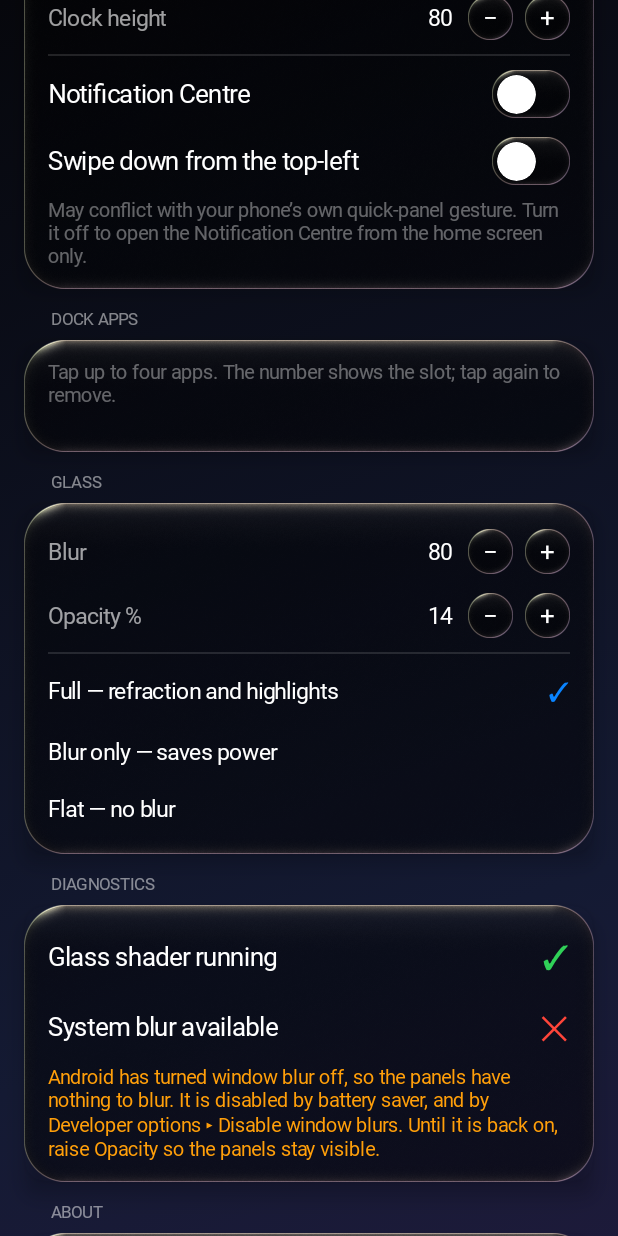
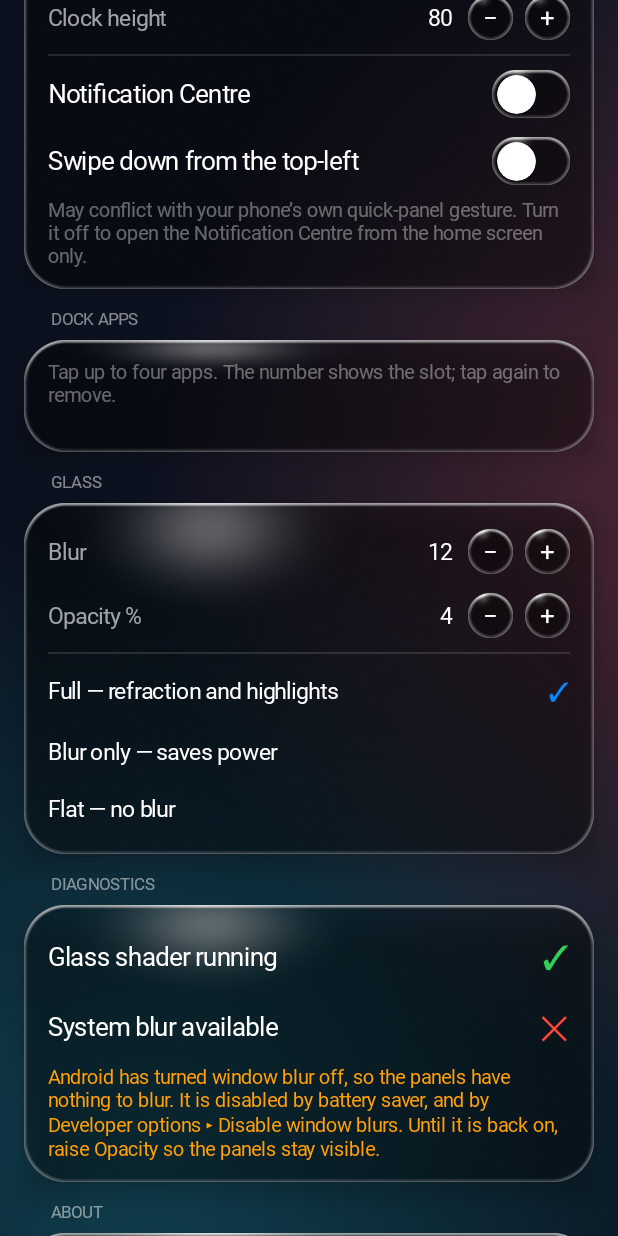
Before and after one commit to ydglick2-dev/Gravity-maze, an Android app built with Jetpack Compose: the screen it shows after launch (MainActivity), scrolled down 1153 dp, on a phone screen of 412 x 824 dp. Run offline under Robolectric (Android 15) with nearby library versions, the phone set to English and light mode, and no system bars; libraries missing offline, so code that uses them is left out: androidx.palette.graphics; Roboto replaces fonts that are not available here; 1 statement that could not run was skipped.

Commit message:
Calibrate the glass to the user's Liquid Glass reference design
The reference (Liquid Glass Demo.dc.html, provided by the user) settles
every number that was previously judgment. Its card is four layers, now
reproduced with its values: a nearly clear white fill at 4% — the glass
is transparent, not frosted or dark, which retires the old 14% dark tint
and the 80px default blur (now 12px; the design's own frost slider runs
0-20 around 4) — a 1px white hairline at .28 with a tight 1.5px bevel
that is directionally fixed (top .55, sides .22, bottom .16), an interior
elliptical specular peaking at .34 whose centre rides the tilt vector
(the design moves it with the pointer and itself calls that "the
gyroscope substitute"), and a 24px/60px half-black drop shadow under a
28px corner radius.

The design states a readability rule — body text sits on an opaque dark
plate (rgba(6,9,18,.58), r12), never directly on the pane — and it is
applied literally: notification bodies get the plate, titles get the
design's text-shadow, and the Dynamic Island's fill IS the plate colour,
since the Island is nothing but text and artwork.

Buttons follow the design's own buttons (white glass .16, not tinted
blue); the switch's on-state uses the design's green (#10b981). The
control panel sits on the design's backdrop: navy radial into near-black
with three soft colour orbs.

Blur and opacity preferences move to fresh keys so every install
re-baselines onto the design's values instead of keeping pre-calibration
frost.

The reference also demonstrates true SVG-displacement refraction and
explicitly labels blur+rim+specular as the legitimate approximation where
the backdrop cannot be sampled — which is exactly the overlay situation,
so that is the card being reproduced. Iridescence, an invention of an
earlier pass that the design does not have, is gone.

Co-Authored-By: Claude Fable 5 <noreply@anthropic.com>
Claude-Session: https://claude.ai/code/session_01KE6QCVaQe1MkKEE9qjD7h7

```diff
--- a/app/build.gradle.kts
+++ b/app/build.gradle.kts
@@ -26,8 +26,8 @@ android {
         applicationId = "com.glassify.launcher"
         minSdk = 31
         targetSdk = 36
-        versionCode = 8
-        versionName = "1.7"
+        versionCode = 9
+        versionName = "1.8"
         resourceConfigurations += listOf("en", "iw")
     }
 
--- a/app/src/main/java/com/glassify/launcher/MainActivity.kt
+++ b/app/src/main/java/com/glassify/launcher/MainActivity.kt
@@ -7,6 +7,7 @@ import androidx.activity.enableEdgeToEdge
 import androidx.compose.foundation.background
 import androidx.compose.foundation.layout.Box
 import androidx.compose.foundation.layout.fillMaxSize
+import androidx.compose.runtime.Composable
 import androidx.compose.ui.Modifier
 import androidx.compose.ui.geometry.Offset
 import androidx.compose.ui.graphics.Brush
@@ -53,28 +54,12 @@ class MainActivity : ComponentActivity() {
 
         setContent {
             GlassTheme(dark = true, tier = tierFor(recovery)) {
-                // A gradient rather than flat black. The glass panels in this
-                // screen have nothing behind them to blur — an activity window
-                // cannot blur its own content — so without some tonal variation
-                // underneath, the rim and specular have nothing to catch and the
-                // panels read as grey rectangles. This is also the first thing
-                // anyone sees of the material.
-                Box(
-                    Modifier
-                        .fillMaxSize()
-                        .background(
-                            Brush.linearGradient(
-                                0f to Color(0xFF06070C),
-                                0.4f to Color(0xFF141A33),
-                                0.75f to Color(0xFF2A1B44),
-                                1f to Color(0xFF07080E),
-                                start = Offset(0f, 0f),
-                                end = Offset(900f, 2400f),
-                            )
-                        )
-                ) {
-                    ControlPanel()
-                }
+                // The reference design's backdrop, verbatim: a dark navy
+                // radial falling to near-black, with three soft colour glows
+                // drifting behind the glass. An activity cannot blur its own
+                // content, so this backdrop is also what gives the panes'
+                // bevel and specular something to exist against.
+                DesignBackdrop { ControlPanel() }
             }
         }
     }
@@ -95,3 +80,45 @@ class MainActivity : ComponentActivity() {
 
 /** How long a launch has to survive before it counts as healthy. */
 private const val STABLE_AFTER_MS = 12_000L
+
+/**
+ * The reference design's background: `radial-gradient(120% 90% at 50% 0%,
+ * #0d1424, #070a12)` plus three large blurred colour orbs (#ff5f6d, #22d3ee,
+ * #a78bfa). The orbs are wide radial gradients fading to transparent — at this
+ * softness a real blur pass would be indistinguishable and cost a filter.
+ */
+@Composable
+private fun DesignBackdrop(content: @Composable () -> Unit) {
+    Box(Modifier.fillMaxSize().background(Color(0xFF070A12))) {
+        Box(
+            Modifier
+                .fillMaxSize()
+                .background(
+                    Brush.radialGradient(
+                        listOf(Color(0xFF0D1424), Color(0xFF070A12)),
+                        center = Offset(540f, 0f),
+                        radius = 1900f,
+                    )
+                )
+        )
+        Orb(Color(0xFFFF5F6D), alpha = 0.30f, center = Offset(760f, 480f), radius = 620f)
+        Orb(Color(0xFF22D3EE), alpha = 0.26f, center = Offset(150f, 1150f), radius = 660f)
+        Orb(Color(0xFFA78BFA), alpha = 0.24f, center = Offset(520f, 2050f), radius = 720f)
+        content()
+    }
+}
+
+@Composable
+private fun Orb(color: Color, alpha: Float, center: Offset, radius: Float) {
+    Box(
+        Modifier
+            .fillMaxSize()
+            .background(
+                Brush.radialGradient(
+                    listOf(color.copy(alpha = alpha), Color.Transparent),
+                    center = center,
+                    radius = radius,
+                )
+            )
+    )
+}
--- a/app/src/main/java/com/glassify/launcher/data/LauncherPrefs.kt
+++ b/app/src/main/java/com/glassify/launcher/data/LauncherPrefs.kt
@@ -21,8 +21,8 @@ class LauncherPrefs(private val context: Context) {
 
     private fun Preferences.toSettings() = GlassifySettings(
         tierOverride = this[TIER]?.let { runCatching { GlassTier.valueOf(it) }.getOrNull() },
-        blurRadiusPx = this[BLUR_RADIUS] ?: 80,
-        glassOpacityPercent = this[GLASS_OPACITY] ?: 14,
+        blurRadiusPx = this[BLUR_RADIUS] ?: 12,
+        glassOpacityPercent = this[GLASS_OPACITY] ?: 4,
         islandEnabled = this[ISLAND] ?: true,
         islandTopOffsetDp = this[ISLAND_OFFSET] ?: 0,
         dockEnabled = this[DOCK] ?: true,
@@ -61,8 +61,12 @@ class LauncherPrefs(private val context: Context) {
 
     private companion object {
         val TIER = stringPreferencesKey("tier")
-        val BLUR_RADIUS = intPreferencesKey("blur_radius")
-        val GLASS_OPACITY = intPreferencesKey("glass_opacity")
+        // The "2" keys retire the pre-calibration values: 1.7 and earlier
+        // stored defaults tuned for the old dark-frost look (blur 80, opacity
+        // 14), and the reference design wants clear glass (blur ~4-12, fill 4%).
+        // Abandoning the old keys re-baselines every install onto the design.
+        val BLUR_RADIUS = intPreferencesKey("blur_radius2")
+        val GLASS_OPACITY = intPreferencesKey("glass_opacity2")
         val ISLAND = booleanPreferencesKey("island")
         val ISLAND_OFFSET = intPreferencesKey("island_offset")
         val DOCK = booleanPreferencesKey("dock")
@@ -90,19 +94,21 @@ data class GlassifySettings(
     /**
      * How far the compositor blurs behind the panels, in pixels.
      *
-     * Not density-scaled: the blur is a property of the image rather than of the
-     * layout, so the same radius looks the same on any screen where a scaled one
-     * would smear more on a dense panel.
+     * The reference design's frost is light (its slider runs 0-20px around a
+     * 4px default): the glass is meant to be clear, with legibility coming from
+     * tint plates rather than frost. 12 keeps a little more separation over a
+     * busy home screen while staying in the design's family. Not density-scaled
+     * — blur is a property of the image, not the layout.
      */
-    val blurRadiusPx: Int = 80,
+    val blurRadiusPx: Int = 12,
 
     /**
-     * Opacity of the glass interior, as a percentage.
+     * Fill opacity of the glass interior, as a percentage.
      *
-     * Exposed because the right amount is a matter of taste and of wallpaper: a
-     * busy photo needs more body behind text than a plain gradient does.
+     * Design value: 4 (`rgba(255,255,255,.04)`). Exposed because the right
+     * amount still depends on the wallpaper underneath.
      */
-    val glassOpacityPercent: Int = 14,
+    val glassOpacityPercent: Int = 4,
 
     val islandEnabled: Boolean = true,
     /** Nudges the Island to line up with this particular phone's camera cutout. */
--- a/app/src/main/java/com/glassify/launcher/glass/GlassControls.kt
+++ b/app/src/main/java/com/glassify/launcher/glass/GlassControls.kt
@@ -48,9 +48,10 @@ fun GlassSwitch(
     onChange: (Boolean) -> Unit,
     modifier: Modifier = Modifier,
 ) {
-    val colors = GlassTheme.colors
+    // The design's green — its badge colour rgba(16,185,129,.75) — carries the
+    // on state; off is the near-clear white sheet like every other pane.
     val trackTint by animateColorAsState(
-        targetValue = if (checked) colors.positive else colors.glassTint,
+        targetValue = if (checked) Color(0xFF10B981) else Color.White,
         animationSpec = GlassMotion.snappy(),
         label = "switch-tint",
     )
@@ -71,9 +72,7 @@ fun GlassSwitch(
                 shape = GlassShapes.pill,
                 cornerRadius = TRACK_HEIGHT / 2,
                 spec = GlassSpec(
-                    thickness = 8.dp,
-                    specular = 0.5f,
-                    surfaceAlpha = if (checked) 0.42f else 0.14f,
+                    surfaceAlpha = if (checked) 0.60f else 0.10f,
                     elevation = 0.dp,
                     tint = trackTint,
                 ),
@@ -98,13 +97,18 @@ fun GlassSwitch(
     }
 }
 
-/** A pill action button in translucent tinted glass — never an opaque fill. */
+/**
+ * A pill action button, from the design's own buttons: white glass at
+ * `rgba(255,255,255,.16)` with a brighter border — never an opaque fill.
+ * A [tint] other than white makes the coloured variants (the design's badges
+ * use exactly this: a colour at raised alpha over the same glass).
+ */
 @Composable
 fun GlassButton(
     label: String,
     onClick: () -> Unit,
     modifier: Modifier = Modifier,
-    tint: Color = GlassTheme.colors.accent,
+    tint: Color = Color.White,
     compact: Boolean = true,
 ) {
     Box(
@@ -113,11 +117,7 @@ fun GlassButton(
                 shape = GlassShapes.pill,
                 cornerRadius = 999.dp,
                 spec = GlassSpec(
-                    thickness = 10.dp,
-                    specular = 0.55f,
-                    // Enough body to read as an action, still translucent
-                    // enough to stay in the material.
-                    surfaceAlpha = 0.38f,
+                    surfaceAlpha = if (tint == Color.White) 0.16f else 0.55f,
                     elevation = 4.dp,
                     tint = tint,
                 ),
@@ -146,12 +146,7 @@ fun GlassStepperButton(glyph: String, onClick: () -> Unit, modifier: Modifier =
             .liquidGlass(
                 shape = GlassShapes.pill,
                 cornerRadius = 15.dp,
-                spec = GlassSpec(
-                    thickness = 7.dp,
-                    specular = 0.5f,
-                    surfaceAlpha = 0.20f,
-                    elevation = 0.dp,
-                ),
+                spec = GlassSpec(surfaceAlpha = 0.16f, elevation = 0.dp),
             )
             .pointerInput(onClick) { detectTapGestures { onClick() } },
         contentAlignment = Alignment.Center,
--- a/app/src/main/java/com/glassify/launcher/glass/GlassSurface.kt
+++ b/app/src/main/java/com/glassify/launcher/glass/GlassSurface.kt
@@ -43,25 +43,28 @@ import androidx.compose.ui.unit.dp
  * capability bought nothing and cost everything.
  */
 
-/** Tunables for one panel. */
+/**
+ * Tunables for one panel. Defaults are the reference design's numbers
+ * (`Liquid Glass Demo.dc.html`): a nearly clear white sheet with a tight
+ * machined bevel, a travelling specular peaking at .34, and a deep soft shadow.
+ */
 @Immutable
 data class GlassSpec(
-    /** Depth of the bevel, in dp. Wider reads as thicker glass. */
-    val thickness: Dp = 14.dp,
-    /** Strength of the tilt-driven highlight. */
-    val specular: Float = 0.6f,
+    /** Bevel band width. The design's bevel is a tight 1.5px, not a wide glow. */
+    val thickness: Dp = 1.5.dp,
+    /** Peak alpha of the travelling specular. Design: 0.34. */
+    val specular: Float = 0.34f,
     /**
-     * Opacity of the flat interior, before the rim adds its own.
-     *
-     * Low on purpose. Seeing through the panel is the whole point of the
-     * material, and every increment here trades that away for nothing — the
-     * sense of a surface comes from the rim, not from the fill.
+     * Fill alpha. Design: 0.04 — the pane is nearly clear, and the design's own
+     * readability rule puts body text on separate dark plates, never relying on
+     * the pane for contrast.
      */
-    val surfaceAlpha: Float = 0.16f,
-    /** Noise amplitude. Kills the banding a large blur leaves behind. */
-    val grain: Float = 0.022f,
-    /** Drop shadow under the panel, which is what makes it read as floating. */
-    val elevation: Dp = 16.dp,
+    val surfaceAlpha: Float = 0.04f,
+    /** Noise amplitude. Kills the banding the compositor blur leaves behind. */
+    val grain: Float = 0.015f,
+    /** Drop shadow. Design: 0 24px 60px rgba(0,0,0,.5). */
+    val elevation: Dp = 24.dp,
+    /** Fill colour. Design: white. The Island overrides with the dark plate. */
     val tint: Color = Color.Unspecified,
 )
 
@@ -80,9 +83,10 @@ fun Modifier.liquidGlass(
     tiltLight: State<Offset>? = null,
 ): Modifier {
     val tier = LocalGlassTier.current
-    val colors = GlassTheme.colors
     val light = tiltLight ?: rememberTiltLight(enabled = tier == GlassTier.FULL)
-    val tint = if (spec.tint != Color.Unspecified) spec.tint else colors.glassTint
+    // The design's fill is white; the theme's dark glassTint remains available
+    // as an explicit override (the Island's readability plate uses it).
+    val tint = if (spec.tint != Color.Unspecified) spec.tint else Color.White
 
     // With no blur behind it, a 14% pane is very nearly invisible — the low
     // opacity is only affordable because the blur is doing the separating. When
--- a/app/src/main/java/com/glassify/launcher/glass/GlassTheme.kt
+++ b/app/src/main/java/com/glassify/launcher/glass/GlassTheme.kt
@@ -10,7 +10,9 @@ import androidx.compose.runtime.CompositionLocalProvider
 import androidx.compose.runtime.Immutable
 import androidx.compose.runtime.ReadOnlyComposable
 import androidx.compose.runtime.staticCompositionLocalOf
+import androidx.compose.ui.geometry.Offset
 import androidx.compose.ui.graphics.Color
+import androidx.compose.ui.graphics.Shadow
 import androidx.compose.ui.platform.LocalContext
 import androidx.compose.ui.text.TextStyle
 import androidx.compose.ui.text.font.Font
@@ -120,13 +122,31 @@ object GlassMotion {
     fun <T> gooey() = spring<T>(dampingRatio = Spring.DampingRatioMediumBouncy, stiffness = 320f)
 }
 
+/**
+ * The reference design's title shadow — `text-shadow: 0 1px 3px rgba(0,0,0,.45)`.
+ * On near-clear glass this shadow, not the pane, is what carries legibility.
+ */
+fun glassTextShadow() = Shadow(
+    color = Color.Black.copy(alpha = 0.45f),
+    offset = Offset(0f, 1f),
+    blurRadius = 3f,
+)
+
+/**
+ * The design's readability plate: `rgba(6,9,18,.58)`, radius 12. Body text
+ * inside glass sits on one of these, never directly on the pane.
+ */
+val GlassTextPlate = Color(0x94060912)
+
 /** Corner radii, kept in one place so panels stay in the same family as icons. */
 object GlassShapes {
     val icon = SquircleFractionShape(fraction = 0.2237f)
-    val card = SquircleShape(radius = 22.dp)
-    val panel = SquircleShape(radius = 34.dp)
+
+    /** The reference design's card radius: 28px on a 380x250 card. */
+    val card = SquircleShape(radius = 28.dp)
+    val panel = card
     val pill = SquircleShape(radius = 999.dp)
-    val dock = SquircleShape(radius = 32.dp)
+    val dock = card
 }
 
 val LocalGlassColors = staticCompositionLocalOf { GlassColors(dark = true) }
--- a/app/src/main/java/com/glassify/launcher/overlay/GlassDock.kt
+++ b/app/src/main/java/com/glassify/launcher/overlay/GlassDock.kt
@@ -57,9 +57,9 @@ fun GlassDock(
         modifier
             .fillMaxWidth()
             .liquidGlass(
-                shape = GlassShapes.dock,
-                cornerRadius = 32.dp,
-                spec = GlassSpec(thickness = 16.dp, specular = 0.7f, surfaceAlpha = opacity),
+                shape = GlassShapes.card,
+                cornerRadius = 28.dp,
+                spec = GlassSpec(surfaceAlpha = opacity),
             )
             .padding(horizontal = 10.dp, vertical = 12.dp),
         horizontalArrangement = Arrangement.SpaceEvenly,
--- a/app/src/main/java/com/glassify/launcher/settings/ControlPanel.kt
+++ b/app/src/main/java/com/glassify/launcher/settings/ControlPanel.kt
@@ -315,14 +315,16 @@ fun ControlPanel() {
                 StepperRow(
                     label = stringResource(R.string.settings_blur),
                     value = settings.blurRadiusPx,
-                    range = 0..150,
-                    step = 10,
+                    // The design's frost slider runs 0-20 around a 4px default;
+                    // a little extra headroom for busy wallpapers, no more.
+                    range = 0..60,
+                    step = 4,
                     onChange = { update { s -> s.copy(blurRadiusPx = it) } },
                 )
                 StepperRow(
                     label = stringResource(R.string.panel_opacity),
                     value = settings.glassOpacityPercent,
-                    range = 4..60,
+                    range = 2..40,
                     step = 2,
                     onChange = { update { s -> s.copy(glassOpacityPercent = it) } },
                 )
@@ -520,7 +522,7 @@ private fun Group(title: String, content: @Composable () -> Unit) {
                 .liquidGlass(
                     shape = GlassShapes.panel,
                     cornerRadius = 28.dp,
-                    spec = GlassSpec(surfaceAlpha = 0.14f, elevation = 8.dp),
+                    spec = GlassSpec(surfaceAlpha = 0.06f, elevation = 10.dp),
                 )
                 .padding(horizontal = 16.dp, vertical = 14.dp),
             verticalArrangement = Arrangement.spacedBy(6.dp),
```
Also changed, not shown: app/src/main/java/com/glassify/launcher/glass/LiquidGlassShader.kt (+61 -75 lines), app/src/main/java/com/glassify/launcher/island/DynamicIsland.kt (+6 -5 lines), app/src/main/java/com/glassify/launcher/notifications/NotificationCenter.kt (+13 -4 lines), app/src/main/java/com/glassify/launcher/overlay/GlassClock.kt (+17 -5 lines), 2 other files.
